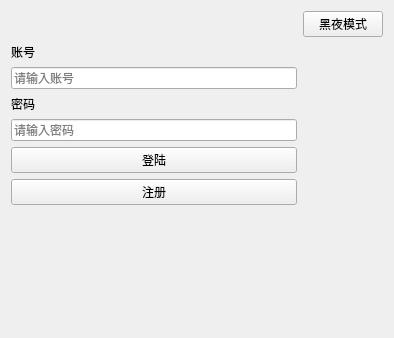
TT2TER/Echoplex, file client/ui/login.ui: the form before one commit.
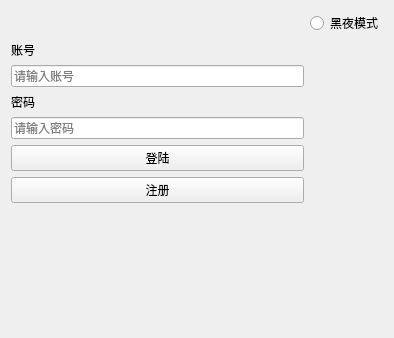
The form after the commit. Custom widgets are drawn as their Qt base class.

The edit to the form file:
```diff
--- a/client/ui/login.ui
+++ b/client/ui/login.ui
@@ -16,7 +16,7 @@
   <layout class="QHBoxLayout" name="horizontalLayout">
    <item>
     <layout class="QGridLayout" name="gridLayout">
-     <item row="1" column="0">
+     <item row="2" column="0">
       <layout class="QVBoxLayout" name="verticalLayout">
        <item>
         <widget class="BodyLabel" name="label">
@@ -108,8 +108,8 @@
        </item>
       </layout>
      </item>
-     <item row="0" column="1">
-      <widget class="HyperlinkButton" name="dark_mode_butt">
+     <item row="1" column="1">
+      <widget class="RadioButton" name="dark_mode_butt">
        <property name="text">
         <string>黑夜模式</string>
        </property>
@@ -121,18 +121,18 @@
  </widget>
  <customwidgets>
   <customwidget>
-   <class>LineEdit</class>
-   <extends>QLineEdit</extends>
+   <class>PushButton</class>
+   <extends>QPushButton</extends>
    <header>qfluentwidgets</header>
   </customwidget>
   <customwidget>
    <class>PrimaryPushButton</class>
-   <extends>QPushButton</extends>
+   <extends>PushButton</extends>
    <header>qfluentwidgets</header>
   </customwidget>
   <customwidget>
-   <class>HyperlinkButton</class>
-   <extends>QPushButton</extends>
+   <class>RadioButton</class>
+   <extends>QRadioButton</extends>
    <header>qfluentwidgets</header>
   </customwidget>
   <customwidget>
@@ -140,6 +140,11 @@
    <extends>QLabel</extends>
    <header>qfluentwidgets</header>
   </customwidget>
+  <customwidget>
+   <class>LineEdit</class>
+   <extends>QLineEdit</extends>
+   <header>qfluentwidgets</header>
+  </customwidget>
  </customwidgets>
  <resources/>
  <connections/>
```
